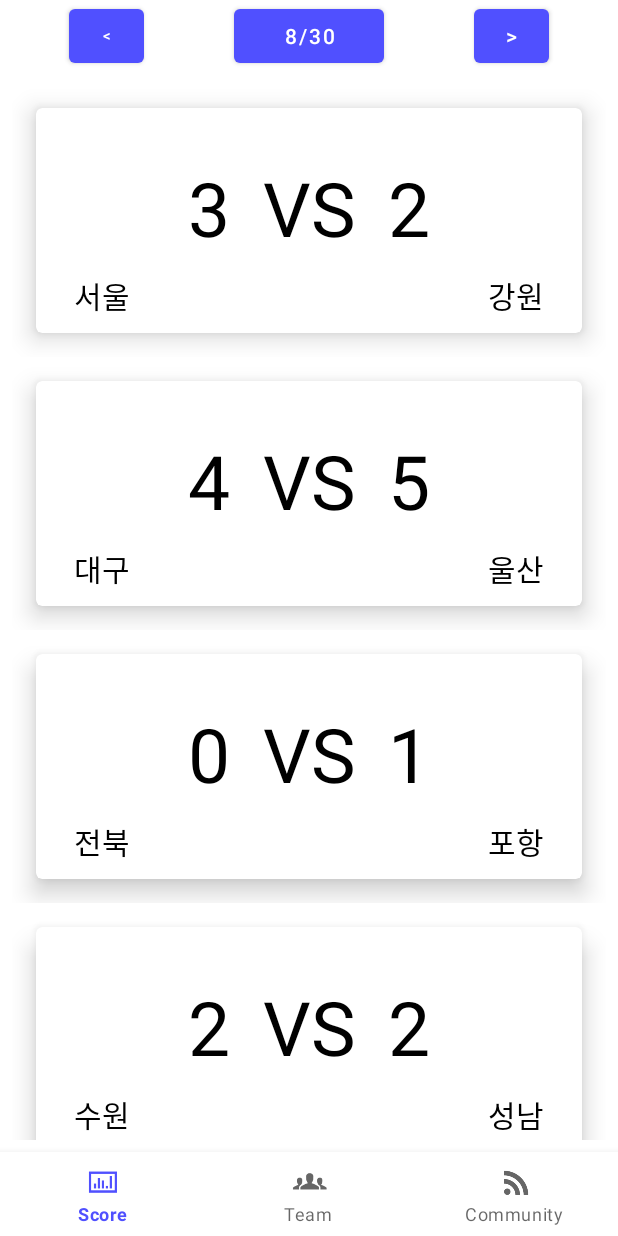
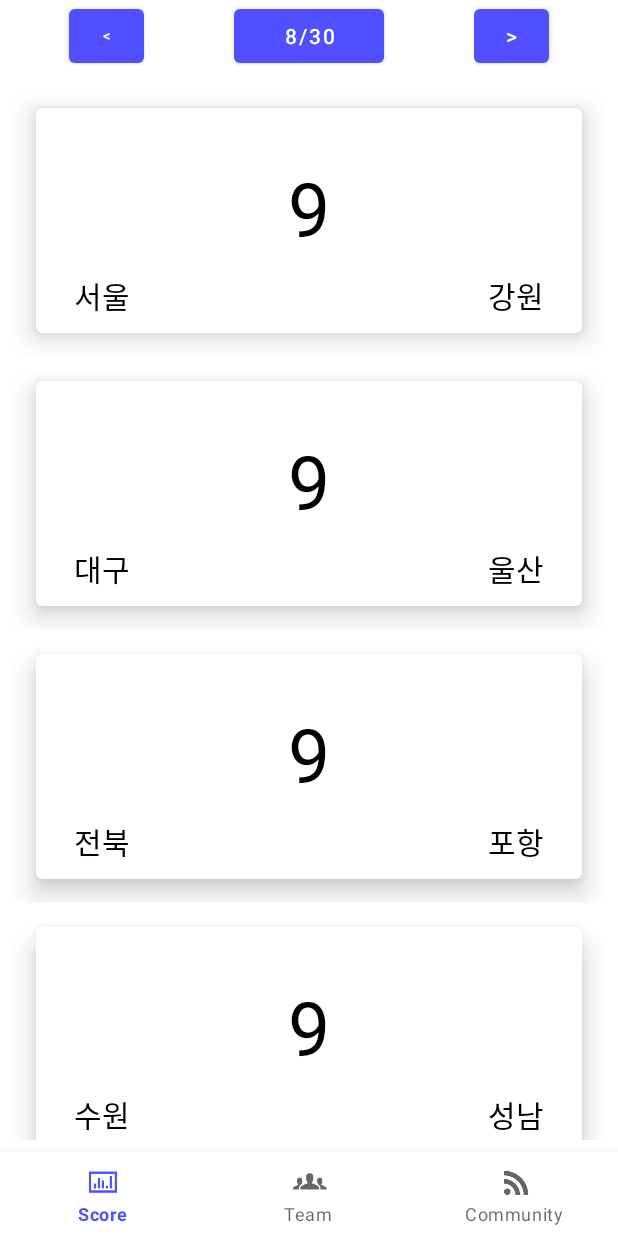
Before and after one commit to zzoyeon9/K_League_info, an Android app: the ScoreFragment screen opened directly, with no data from a screen before it, on a phone screen of 412 x 824 dp. Run offline under Robolectric (Android 15) with nearby library versions, the phone set to English and light mode, and no system bars; our stand-ins replace navigation-ui; network calls fail; 3 statements that could not run were skipped.

Commit message:
final commit maybe..

```diff
--- a/K_league_info/app/src/main/res/layout/item_score.xml
+++ b/K_league_info/app/src/main/res/layout/item_score.xml
@@ -28,31 +28,17 @@
                 android:layout_height="110dp"
                 android:layout_weight="1"
                 android:src="@drawable/daegu" />
+
+
             <TextView
+                android:layout_marginTop="20dp"
                 android:textColor="#000000"
-                android:id="@+id/homescore"
+                android:id="@+id/score"
                 android:layout_width="80dp"
                 android:layout_height="80dp"
                 android:layout_weight="1"
                 android:gravity="center|bottom"
-                android:text="2"
-                android:textSize="50dp" />
-            <TextView
-                android:textColor="#000000"
-                android:layout_width="100dp"
-                android:layout_height="100dp"
-                android:layout_weight="1"
-                android:gravity="center|bottom"
-                android:text="VS"
-                android:textSize="50dp" />
-            <TextView
-                android:textColor="#000000"
-                android:id="@+id/awayscore"
-                android:layout_width="80dp"
-                android:layout_height="80dp"
-                android:layout_weight="1"
-                android:gravity="center|bottom"
-                android:text="3"
+                android:text="9"
                 android:textSize="50dp" />
 
             <ImageView
```
Also changed, not shown: 411 other files.
